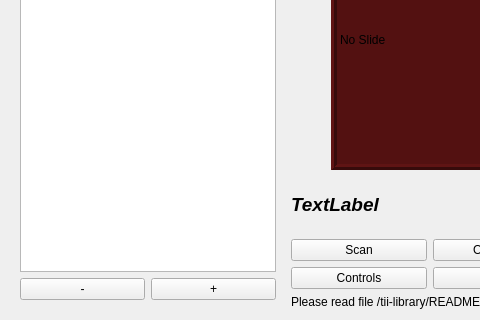
Before: the Qt Designer form forms/dabradio.ui in tomneda/DABstar, drawn with Qt 5; both pictures show x 0 to 480 and y 169 to 489 of the 963 by 489 pixel window.
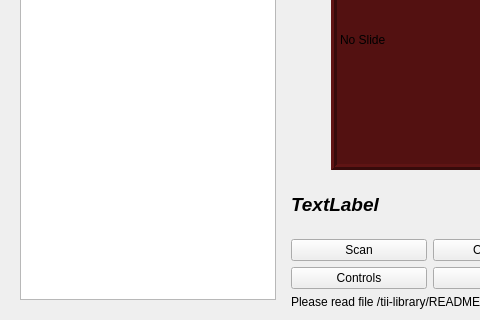
After: the same form once the commit is applied. Icons and pictures are not drawn.

Commit message: Remove channel step buttons

Patch:
```diff
--- a/forms/dabradio.ui
+++ b/forms/dabradio.ui
@@ -47,36 +47,6 @@
           </property>
          </widget>
         </item>
-        <item>
-         <layout class="QHBoxLayout" name="horizontalLayout_4"/>
-        </item>
-        <item>
-         <layout class="QHBoxLayout" name="horizontalLayout_2"/>
-        </item>
-        <item>
-         <layout class="QHBoxLayout" name="horizontalLayout_8">
-          <item>
-           <widget class="QPushButton" name="prevChannelButton">
-            <property name="toolTip">
-             <string>Select the previous channel.</string>
-            </property>
-            <property name="text">
-             <string>-</string>
-            </property>
-           </widget>
-          </item>
-          <item>
-           <widget class="QPushButton" name="nextChannelButton">
-            <property name="toolTip">
-             <string>Select the next channel of the list maintained in the channel selector.</string>
-            </property>
-            <property name="text">
-             <string>+</string>
-            </property>
-           </widget>
-          </item>
-         </layout>
-        </item>
        </layout>
       </widget>
      </item>
```
The commit also changes 2 other files.
